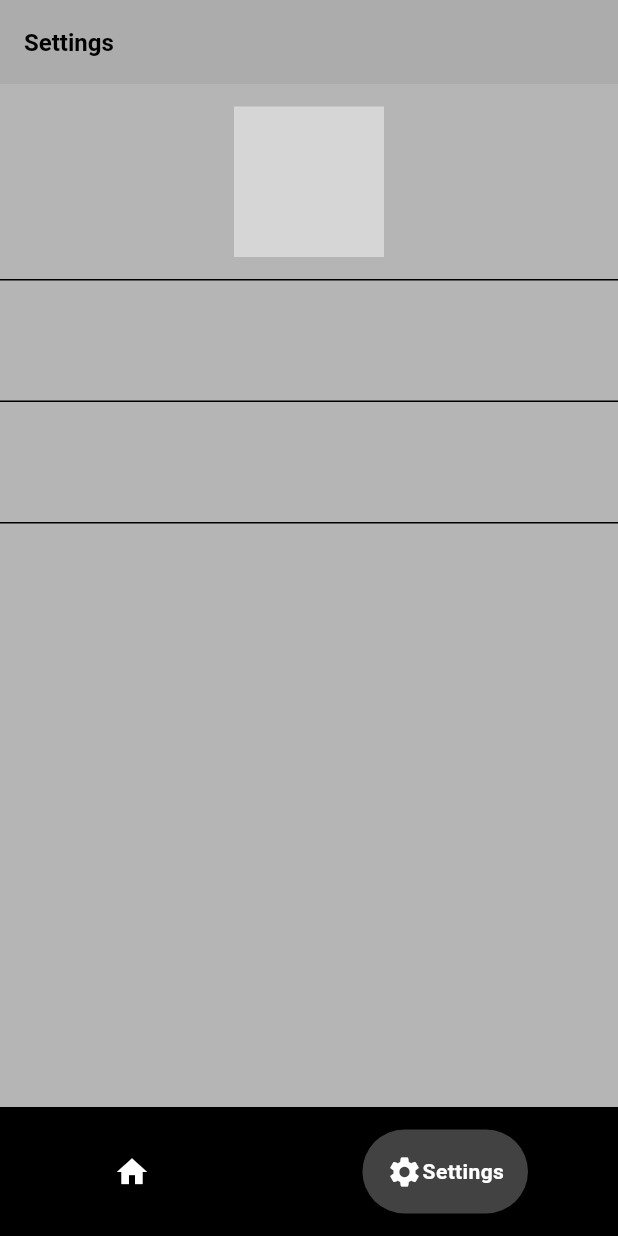
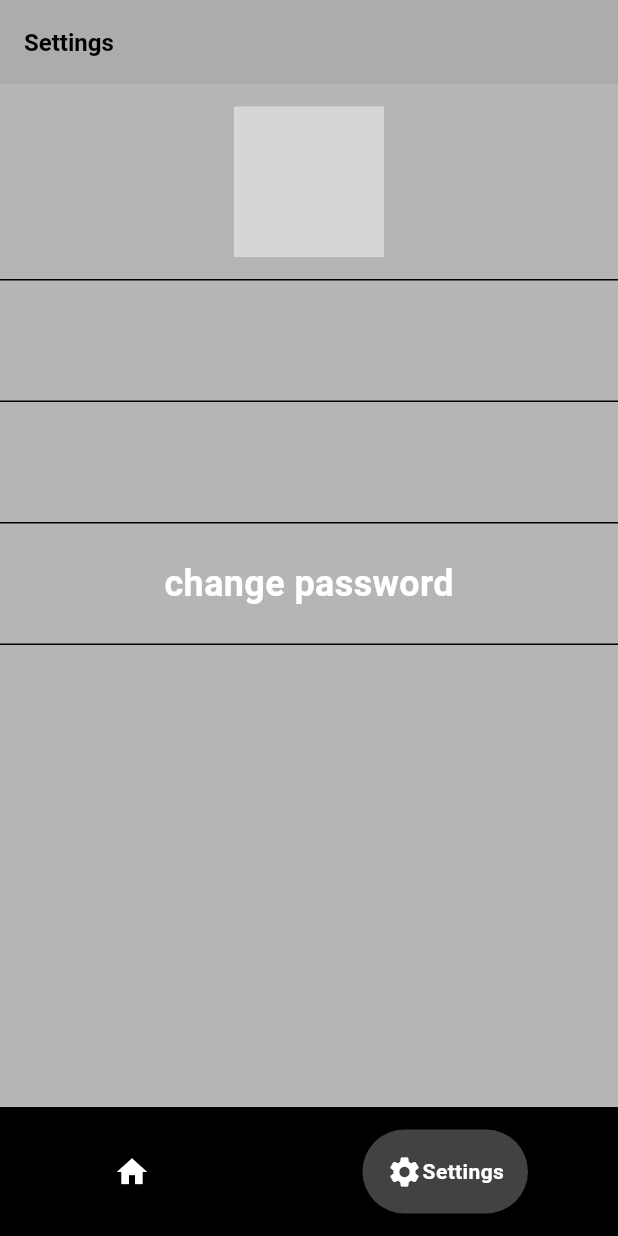
Before and after one commit to AryanRogye/Roll-Amigos, a Flutter app: the screen it shows once a user with an empty profile is signed in, item 2 of the bottom bar chosen, on a phone screen of 412 x 824 dp. Run offline on Flutter 3.47's test engine with Material 3 defaults, Android fonts, the phone set to English and light mode, and no system bars; drawn by our look-alikes of flutter_profile_picture, google_nav_bar; our stand-ins replace cloud_firestore, firebase_auth, firebase_core, google_mobile_ads, shared_preferences, smooth_page_indicator; missing offline and left inert: tutorial_coach_mark; accounts and stored records are empty; Roboto replaces fonts that are missing (Poppins); grey boxes are pictures that could not be loaded.

Commit message:
added password feature

```diff
--- a/lib/pages/settings_page.dart
+++ b/lib/pages/settings_page.dart
@@ -1,4 +1,5 @@
 import 'package:dice_pt2/components/firebase/firebase_functions.dart';
+import 'package:dice_pt2/pages/auth/forgot_pw.dart';
 import 'package:flutter/material.dart';
 import 'package:flutter_profile_picture/flutter_profile_picture.dart';
 
@@ -31,8 +32,8 @@ class _SettingsPagecState extends State<SettingsPage> {
           Container(color: Colors.black, height: 1),
           drawDisplayEmail(),
           Container(color: Colors.black, height: 1),
-          // drawChangePassword(),
-          // Container(color: Colors.black, height: 1),
+          drawChangePassword(),
+          Container(color: Colors.black, height: 1),
           // drawSignOut(),
         ],
       ),
@@ -123,4 +124,28 @@ class _SettingsPagecState extends State<SettingsPage> {
       },
     );
   }
+
+  drawChangePassword() {
+    return GestureDetector(
+      onTap: () {
+        Navigator.push(
+          context,
+          MaterialPageRoute(
+            builder: (context) => const ForgotPw(),
+          ),
+        );
+      },
+      child: Container(
+        alignment: Alignment.center,
+        width: double.infinity,
+        height: 80,
+        color: const Color.fromARGB(0, 255, 255, 255),
+        child: const Text("change password",
+            style: TextStyle(
+                fontSize: 24,
+                fontWeight: FontWeight.bold,
+                color: Colors.white)),
+      ),
+    );
+  }
 }
```
